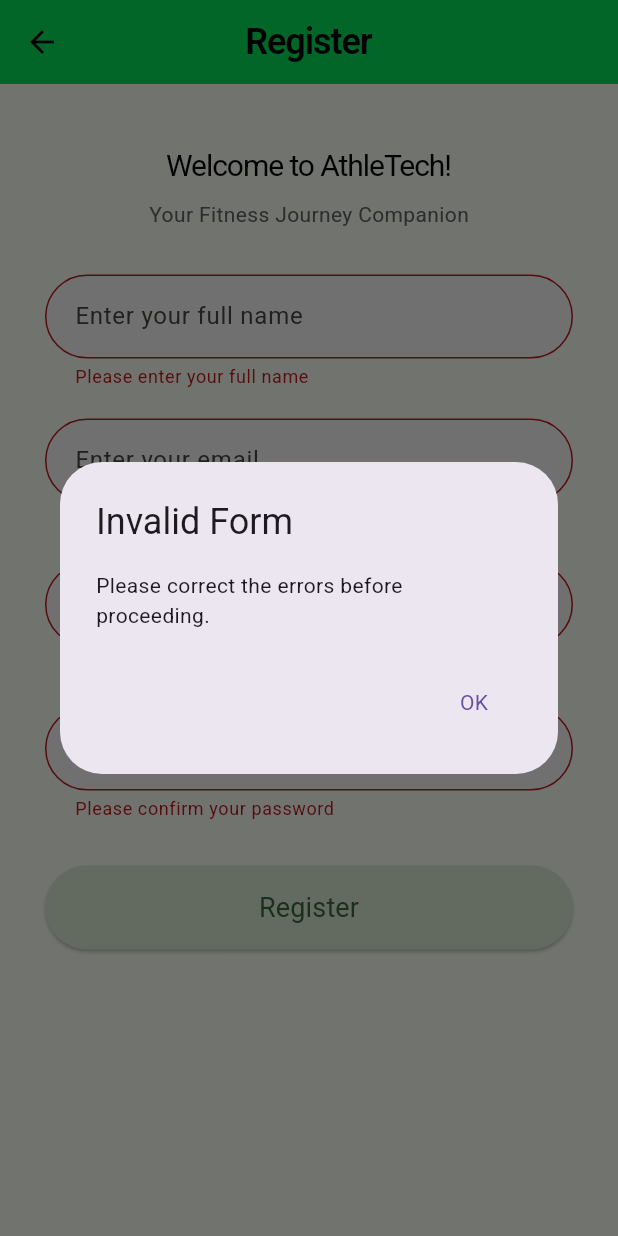
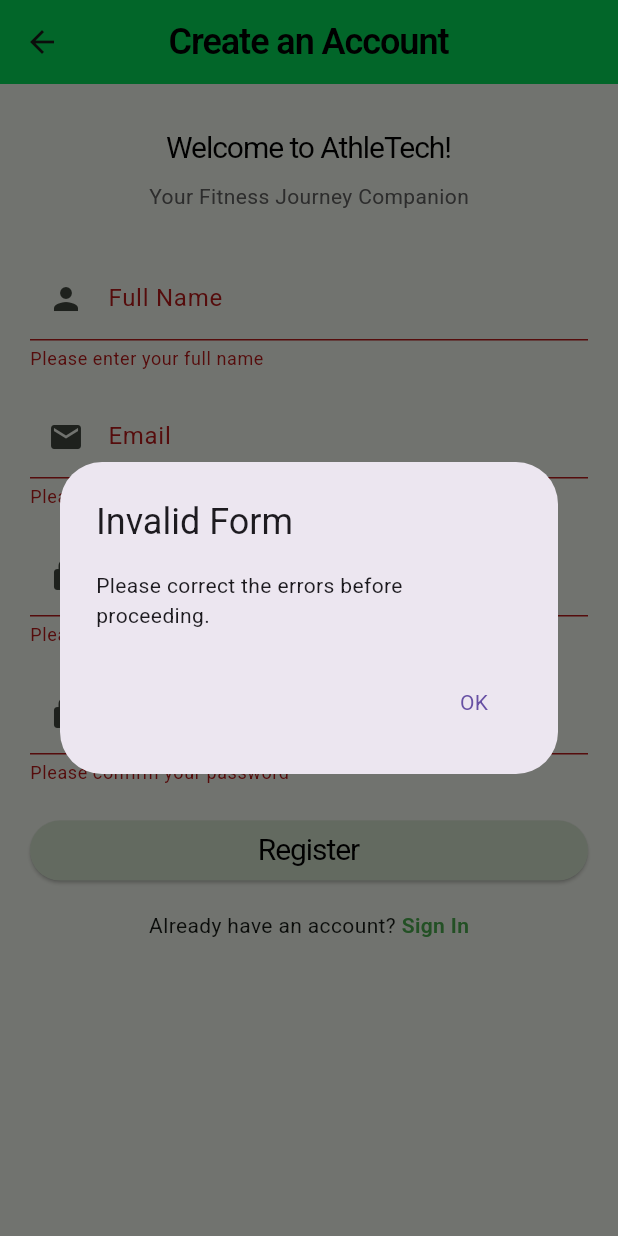
Before and after one commit to abbaskizil/CS310-Project, a Flutter app: the RegisterPage screen opened by its route, after a tap on "Register", on a phone screen of 412 x 824 dp. Run offline on Flutter 3.47's test engine with Material 3 defaults, Android fonts, the phone set to English and light mode, and no system bars; our stand-ins replace cloud_firestore, firebase_auth, firebase_core, fluttertoast, table_calendar; accounts and stored records are empty.

Commit message:
Register page design is changed

```diff
--- a/lib/screens/register_page.dart
+++ b/lib/screens/register_page.dart
@@ -1,10 +1,10 @@
-
 import 'package:flutter/material.dart';
 import 'sign_in_page.dart';
 import 'package:athletech/utilities/padding.dart';
 import 'package:athletech/utilities/styles.dart';
 import 'package:athletech/utilities/colors.dart';
 import 'package:firebase_auth/firebase_auth.dart';
+import 'package:fluttertoast/fluttertoast.dart';
 
 class RegisterPage extends StatefulWidget {
   const RegisterPage({super.key});
@@ -28,21 +28,19 @@ class _RegisterPageState extends State<RegisterPage> {
       setState(() => _isLoading = true);
 
       try {
-      final credential = await FirebaseAuth.instance
-          .createUserWithEmailAndPassword(
+        final credential = await FirebaseAuth.instance.createUserWithEmailAndPassword(
           email: _emailController.text.trim(),
           password: _passwordController.text.trim(),
         );
 
-      // Optionally store user's display name
         await credential.user!.updateDisplayName(_nameController.text.trim());
 
-      // ONLY NAVIGATE HERE ON SUCCESS
         Navigator.pushReplacement(
           context,
           MaterialPageRoute(builder: (_) => const SignInPage()),
         );
 
+        Fluttertoast.showToast(msg: "Registration Successful!");
       } on FirebaseAuthException catch (e) {
         String message;
         switch (e.code) {
@@ -52,13 +50,16 @@ class _RegisterPageState extends State<RegisterPage> {
           case 'weak-password':
             message = 'The password is too weak.';
             break;
+          case 'invalid-email':
+            message = 'Invalid email format.';
+            break;
           default:
             message = 'Registration failed: ${e.message}';
         }
 
         showDialog(
           context: context,
-        builder: (_) => AlertDialog(
+          builder: (context) => AlertDialog(
             title: const Text('Registration Failed'),
             content: Text(message),
             actions: [
@@ -70,11 +71,10 @@ class _RegisterPageState extends State<RegisterPage> {
           ),
         );
       } finally {
-      // Turn off loading indicator in finally block, so it always happens
         setState(() => _isLoading = false);
       }
     } else {
-    // Show alert if form invalid
+
       showDialog(
         context: context,
         builder: (context) => AlertDialog(
@@ -92,7 +92,6 @@ class _RegisterPageState extends State<RegisterPage> {
       );
     }
   }
-
 
   @override
   void dispose() {
@@ -113,65 +112,54 @@ class _RegisterPageState extends State<RegisterPage> {
       child: Scaffold(
         appBar: AppBar(
           backgroundColor: AppColors.appBarColor,
-          title: Text('Register', style: kAppBarTitleTextStyle),
-          iconTheme: const IconThemeData(color: Colors.black),
+          title: Text('Create an Account', style: kAppBarTitleTextStyle),
           centerTitle: true,
           elevation: 0,
         ),
         body: SingleChildScrollView(
-          padding: const EdgeInsets.fromLTRB(30, 40, 30, 0),
+          padding: AppPaddings.horizontal20Vertical12,
           child: Form(
             key: _formKey,
             child: Column(
-              crossAxisAlignment: CrossAxisAlignment.start,
               children: [
-                Center(
-                  child: Text(
+                // Başlık
+                const SizedBox(height: 16),
+                Text(
                   'Welcome to AthleTech!',
                   style: kButtonDarkTextStyle,
                 ),
-                ),
                 const SizedBox(height: 8),
-                Center(
-                  child: Text(
+                Text(
                   'Your Fitness Journey Companion',
                   style: TextStyle(fontSize: 14, color: Colors.grey[700]),
-                  ),
                 ),
                 const SizedBox(height: 30),
 
                 // Full Name
                 TextFormField(
                   controller: _nameController,
-                  decoration: InputDecoration(
+                  decoration: const InputDecoration(
+                    labelText: 'Full Name',
                     hintText: 'Enter your full name',
-                    filled: true,
-                    fillColor: Colors.grey[100],
-                    contentPadding: AppPaddings.all16,
-                    border: OutlineInputBorder(
-                      borderRadius: BorderRadius.circular(30),
+                    prefixIcon: Icon(Icons.person),
                   ),
+                  validator: (value) {
+                    if (value == null || value.isEmpty) {
+                      return 'Please enter your full name';
+                    }
+                    return null;
+                  },
                 ),
-                  validator:
-                      (value) =>
-                          (value == null || value.trim().isEmpty)
-                              ? 'Please enter your full name'
-                              : null,
-                ),
-                const SizedBox(height: 20),
+                const SizedBox(height: 16),
 
                 // Email
                 TextFormField(
                   controller: _emailController,
                   keyboardType: TextInputType.emailAddress,
-                  decoration: InputDecoration(
+                  decoration: const InputDecoration(
+                    labelText: 'Email',
                     hintText: 'Enter your email',
-                    filled: true,
-                    fillColor: Colors.grey[100],
-                    contentPadding: AppPaddings.all16,
-                    border: OutlineInputBorder(
-                      borderRadius: BorderRadius.circular(30),
-                    ),
+                    prefixIcon: Icon(Icons.email),
                   ),
                   validator: (value) {
                     if (value == null || value.isEmpty) {
@@ -179,25 +167,21 @@ class _RegisterPageState extends State<RegisterPage> {
                     }
                     final emailRegex = RegExp(r'^[^@]+@[^@]+\.[^@]+');
                     if (!emailRegex.hasMatch(value)) {
-                      return 'Please enter a valid email address';
+                      return 'Enter a valid email';
                     }
                     return null;
                   },
                 ),
-                const SizedBox(height: 20),
+                const SizedBox(height: 16),
 
                 // Password
                 TextFormField(
                   controller: _passwordController,
                   obscureText: true,
-                  decoration: InputDecoration(
+                  decoration: const InputDecoration(
+                    labelText: 'Password',
                     hintText: 'Enter password',
-                    filled: true,
-                    fillColor: Colors.grey[100],
-                    contentPadding: AppPaddings.all16,
-                    border: OutlineInputBorder(
-                      borderRadius: BorderRadius.circular(30),
-                    ),
+                    prefixIcon: Icon(Icons.lock),
                   ),
                   validator: (value) {
                     if (value == null || value.isEmpty) {
@@ -209,20 +193,16 @@ class _RegisterPageState extends State<RegisterPage> {
                     return null;
                   },
                 ),
-                const SizedBox(height: 20),
+                const SizedBox(height: 16),
 
                 // Confirm Password
                 TextFormField(
                   controller: _confirmController,
                   obscureText: true,
-                  decoration: InputDecoration(
-                    hintText: 'Confirm password',
-                    filled: true,
-                    fillColor: Colors.grey[100],
-                    contentPadding: AppPaddings.all16,
-                    border: OutlineInputBorder(
-                      borderRadius: BorderRadius.circular(30),
-                    ),
+                  decoration: const InputDecoration(
+                    labelText: 'Confirm Password',
+                    hintText: 'Re-enter password',
+                    prefixIcon: Icon(Icons.lock),
                   ),
                   validator: (value) {
                     if (value == null || value.isEmpty) {
@@ -234,35 +214,42 @@ class _RegisterPageState extends State<RegisterPage> {
                     return null;
                   },
                 ),
-                const SizedBox(height: 30),
+                const SizedBox(height: 20),
 
                 // Register Button
-                Center(
-                  child: SizedBox(
+                SizedBox(
                   width: double.infinity,
                   child: ElevatedButton(
                     onPressed: _isLoading ? null : _register,
                     style: ElevatedButton.styleFrom(
                       backgroundColor: AppColors.buttonColor,
-                        padding: const EdgeInsets.symmetric(
-                          horizontal: 50,
-                          vertical: 15,
                     ),
-                        shape: RoundedRectangleBorder(
-                          borderRadius: BorderRadius.circular(30),
+                    child: _isLoading
+                        ? const CircularProgressIndicator(color: Colors.white)
+                        : Text('Register', style: kButtonLightTextStyle),
                   ),
                 ),
-                      child:
-                          _isLoading
-                              ? const CircularProgressIndicator(
-                                color: Colors.white,
-                              )
-                              : const Text(
-                                'Register',
-                                style: TextStyle(fontSize: 18),
+
+                const SizedBox(height: 16),
+
+                // Redirect to Sign In
+                Row(
+                  mainAxisAlignment: MainAxisAlignment.center,
+                  children: [
+                    const Text("Already have an account? "),
+                    GestureDetector(
+                      onTap: () {
+                        Navigator.push(
+                          context,
+                          MaterialPageRoute(builder: (_) => const SignInPage()),
+                        );
+                      },
+                      child: const Text(
+                        "Sign In",
+                        style: TextStyle(color: Colors.green, fontWeight: FontWeight.bold),
                       ),
                     ),
-                  ),
+                  ],
                 ),
               ],
             ),
```
Lines whose indentation alone changed are shown as unchanged.
